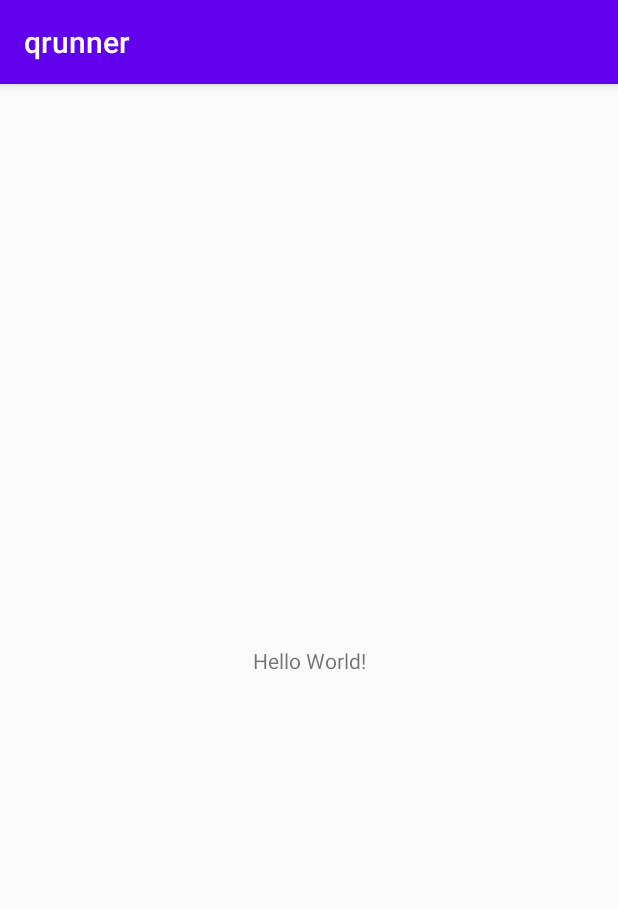
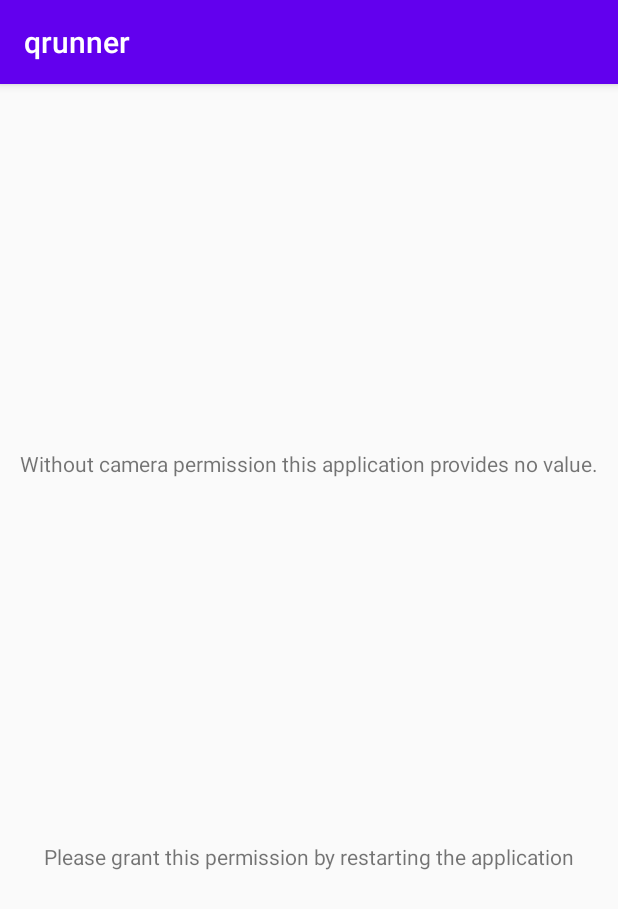
Before and after one commit to Jeberlen/qrunner, an Android app: the MainActivity screen opened directly, with no data from a screen before it, on a phone screen of 412 x 824 dp. Shown: the top 909 px of the screen. Run offline under Robolectric (Android 15) with nearby library versions, the phone set to English and light mode, and no system bars.

Commit message:
Issue-#4: Application checks for camera permission and ask user to grant it

```diff
--- a/app/build.gradle
+++ b/app/build.gradle
@@ -39,11 +39,14 @@ dependencies {
     implementation 'androidx.core:core-ktx:1.3.1'
     implementation 'androidx.appcompat:appcompat:1.2.0'
     implementation 'androidx.constraintlayout:constraintlayout:2.0.0'
+    implementation 'androidx.activity:activity-ktx:1.2.0-alpha08'
+    implementation 'androidx.fragment:fragment-ktx:1.3.0-alpha08'
     implementation 'com.google.firebase:firebase-analytics:17.5.0'
     implementation 'com.google.firebase:firebase-core:17.5.0'
     implementation 'com.google.firebase:firebase-ml-vision:19.0.2'
     // External dependencies
     implementation 'org.jsoup:jsoup:1.11.2'
+    implementation 'com.google.android.material:material:1.2.0'
     // Test dependencies
     testImplementation 'junit:junit:4.12'
     androidTestImplementation 'androidx.test.ext:junit:1.1.1'
--- a/app/src/main/java/com/jeberlen/qrunner/MainActivity.kt
+++ b/app/src/main/java/com/jeberlen/qrunner/MainActivity.kt
@@ -1,24 +1,23 @@
 package com.jeberlen.qrunner
 
+import android.Manifest
 import android.content.Intent
-import android.graphics.BitmapFactory
+import android.content.pm.PackageManager
 import android.os.Bundle
-import android.provider.AlarmClock
 import android.util.Log
+import android.widget.Toast
+import androidx.activity.result.contract.ActivityResultContracts
+import androidx.appcompat.app.AlertDialog
 import androidx.appcompat.app.AppCompatActivity
-import com.google.android.gms.vision.Frame
-import com.jeberlen.qrunner.scanner.QScanner
+import androidx.core.content.ContextCompat
 import com.jeberlen.qrunner.scanner.QScannerActivity
-import com.jeberlen.qrunner.viewer.AppViewerActivity
 
 class MainActivity : AppCompatActivity() {
 
     override fun onCreate(savedInstanceState: Bundle?) {
         super.onCreate(savedInstanceState)
         setContentView(R.layout.activity_main)
-
-        val intent = Intent(this, QScannerActivity::class.java)
-        startActivity(intent)
+        permissionCheck()
 
         /*
         // Keep this for later use - might be moved to a test class
@@ -37,7 +36,38 @@ class MainActivity : AppCompatActivity() {
 
         startActivity(intent)
         */
-
     }
 
+    private fun permissionCheck() {
+        val permission = Manifest.permission.CAMERA
+        when {
+            ContextCompat.checkSelfPermission(this, permission) ==
+                PackageManager.PERMISSION_GRANTED -> {
+                    val intent = Intent(
+                        this,
+                        QScannerActivity::class.java
+                    )
+                    startActivity(intent)
+                }
+                shouldShowRequestPermissionRationale(permission) -> {
+                    requestPermissionLauncher.launch(permission)
+                } else -> {
+                    requestPermissionLauncher.launch(permission)
+                }
+        }
+    }
+
+    private val requestPermissionLauncher =
+        registerForActivityResult(
+            ActivityResultContracts.RequestPermission()) { isGranted: Boolean ->
+            if (isGranted) {
+                val intent = Intent(this, QScannerActivity::class.java)
+                startActivity(intent)
+            } else {
+                Toast.makeText(this,
+                    "This application needs camera permission " +
+                            "to function, please restart the app",
+                    Toast.LENGTH_LONG).show()
+            }
+        }
 }
--- a/app/src/main/res/layout/activity_main.xml
+++ b/app/src/main/res/layout/activity_main.xml
@@ -7,12 +7,25 @@
     tools:context=".MainActivity">
 
     <TextView
+        android:id="@+id/upperTextView"
         android:layout_width="wrap_content"
         android:layout_height="wrap_content"
-        android:text="Hello World!"
-        app:layout_constraintBottom_toBottomOf="parent"
+        android:text="@string/without_camera_permission"
+        app:layout_constraintBottom_toTopOf="@+id/lowerTextView"
+        app:layout_constraintHorizontal_bias="0.5"
         app:layout_constraintLeft_toLeftOf="parent"
         app:layout_constraintRight_toRightOf="parent"
         app:layout_constraintTop_toTopOf="parent" />
 
+    <TextView
+        android:id="@+id/lowerTextView"
+        android:layout_width="wrap_content"
+        android:layout_height="wrap_content"
+        android:text="@string/please_grant_permission"
+        app:layout_constraintBottom_toBottomOf="parent"
+        app:layout_constraintEnd_toEndOf="parent"
+        app:layout_constraintHorizontal_bias="0.5"
+        app:layout_constraintStart_toStartOf="parent"
+        app:layout_constraintTop_toBottomOf="@+id/upperTextView" />
+
 </androidx.constraintlayout.widget.ConstraintLayout>
--- a/app/src/main/res/values/strings.xml
+++ b/app/src/main/res/values/strings.xml
@@ -1,3 +1,5 @@
 <resources>
     <string name="app_name">qrunner</string>
+    <string name="without_camera_permission">Without camera permission this application provides no value.</string>
+    <string name="please_grant_permission">Please grant this permission by restarting the application</string>
 </resources>
```
